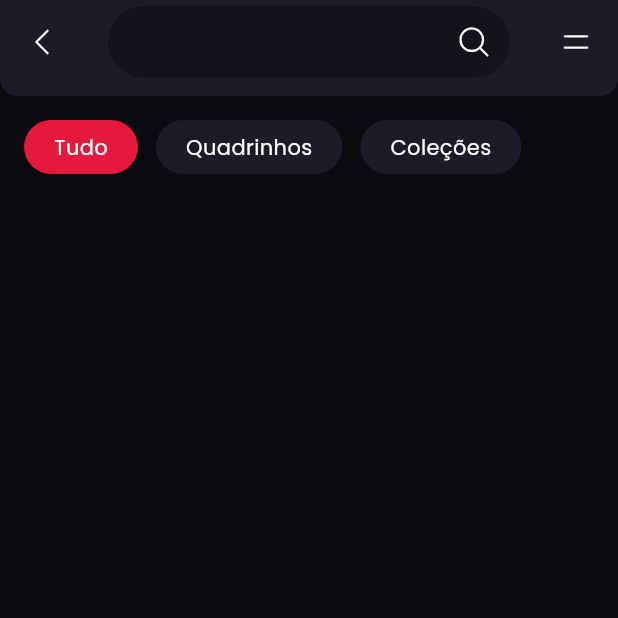
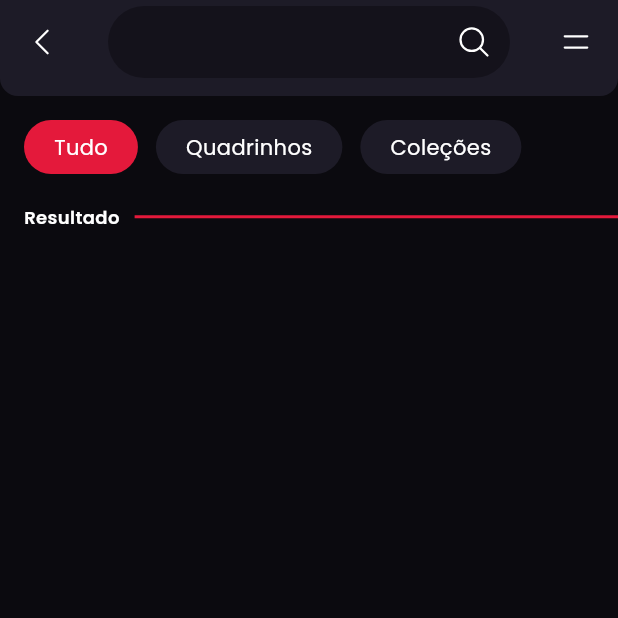
Before and after one commit to mikael-st/komik, a Flutter app: the screen it shows after launch, after a tap on an icon or button, on a phone screen of 412 x 824 dp, the top half of it. Run offline on Flutter 3.47's test engine with Material 3 defaults, Android fonts, the phone set to English and light mode, and no system bars; our stand-ins replace flutter_svg, google_fonts, heroicons.

Commit message:
feat: changing GoBackBtn in ToolBor for Logo

```diff
--- /dev/null
+++ b/lib/assets/icons/logo.dart
@@ -0,0 +1,16 @@
+import 'package:flutter/material.dart';
+import 'package:flutter_svg/flutter_svg.dart';
+
+class Logo extends StatelessWidget {
+  const Logo({super.key});
+
+  @override
+  Widget build(BuildContext context) {
+    return Container(
+      margin: EdgeInsets.only(left: 16),
+      child: SvgPicture.asset(
+        'assets/icons/logo.svg',
+      ),
+    );
+  }
+}
--- a/lib/components/buttons/go_back_btn.dart
+++ b/lib/components/buttons/go_back_btn.dart
@@ -3,7 +3,9 @@ import 'package:heroicons/heroicons.dart';
 import 'package:komik/assets/palette.dart';
 
 class GoBackBtn extends StatelessWidget {
-  const GoBackBtn({super.key});
+  const GoBackBtn({
+    super.key,
+  });
 
   @override
   Widget build(BuildContext context) {
--- a/lib/components/tool-bars/tool_bar.dart
+++ b/lib/components/tool-bars/tool_bar.dart
@@ -1,11 +1,14 @@
 import 'package:flutter/material.dart';
 import 'package:komik/assets/palette.dart';
-import 'package:komik/components/buttons/go_back_btn.dart';
 import 'package:komik/components/buttons/menu_btn.dart';
 import 'package:komik/components/buttons/search_btn.dart';
 
 class ToolBar extends StatelessWidget implements PreferredSizeWidget {
-  const ToolBar({super.key});
+  final Widget leading;
+  const ToolBar({
+    super.key,
+    required this.leading
+  });
 
   @override
   Widget build(BuildContext context) {
@@ -16,7 +19,7 @@ class ToolBar extends StatelessWidget implements PreferredSizeWidget {
         )
       ),
       backgroundColor: Palette.items,
-      leading: GoBackBtn(),
+      leading: leading,
       actions: [
         SearchBtn(),
         MenuBtn()
--- a/lib/main.dart
+++ b/lib/main.dart
@@ -1,6 +1,7 @@
 import 'package:flutter/material.dart';
 import 'package:google_fonts/google_fonts.dart';
 import 'package:heroicons/heroicons.dart';
+import 'package:komik/assets/icons/logo.dart';
 import 'package:komik/assets/palette.dart';
 import 'package:komik/components/tool-bars/tool_bar.dart';
 import 'package:komik/pages/collections_page.dart';
@@ -52,7 +53,9 @@ class _KomikAppState extends State<KomikApp> {
 
   Widget _app() {
     return Scaffold(
-      appBar: ToolBar(),
+      appBar: ToolBar(
+        leading: Logo(),
+      ),
       body: content[index],
       bottomNavigationBar: _navBar(),
     );
@@ -73,7 +76,10 @@ class _KomikAppState extends State<KomikApp> {
           ),
           child: NavigationBar(
           onDestinationSelected: (value) {
-            setState(() => index = value);
+            setState(() {
+                index = value;
+              }
+            );
           },
           destinations: [
             NavigationDestination(
--- a/lib/pages/search_page.dart
+++ b/lib/pages/search_page.dart
@@ -1,4 +1,5 @@
 import 'package:flutter/material.dart';
+import 'package:komik/components/devider/section_devider.dart';
 import 'package:komik/components/tool-bars/search_bar.dart';
 import 'package:komik/components/utils/checkboxes/check_mode.dart';
 import 'package:komik/service/states/search_filter_type/search_filter_type.dart';
@@ -24,13 +25,14 @@ class _SearchPageState extends State<SearchPage> {
         appBar: SearchToolBar(),
         body: Container(
         height: double.infinity,
-        margin: EdgeInsets.symmetric(vertical: 16, horizontal: 16),
+        margin: EdgeInsets.symmetric(vertical: 16),
         child: SingleChildScrollView(
           clipBehavior: Clip.none,
           child: Column(
             spacing: 20,
             children: [
-              _filter()
+              _filter(),
+              _results()
             ],
           )
         )
@@ -39,7 +41,9 @@ class _SearchPageState extends State<SearchPage> {
   }
 
   Widget _filter(){
-    return Row(
+    return Padding(
+      padding: EdgeInsets.symmetric(horizontal: 16),
+      child: Row(
       spacing: 12,
       children: [
         CheckMode(
@@ -61,6 +65,15 @@ class _SearchPageState extends State<SearchPage> {
           onChanged: _onChangeType,
         )
       ],
+    ),
+    );
+  }
+
+  Widget _results(/* Widget card */) {
+    return Column(
+      children: [
+        SectionDevider(text: 'Resultado')
+      ],
     );
   }
 }
--- a/pubspec.yaml
+++ b/pubspec.yaml
@@ -33,6 +33,7 @@ dependencies:
   cupertino_icons: ^1.0.8
   google_fonts: ^6.2.1
   heroicons: ^0.11.0
+  flutter_svg: ^2.0.17
 
 dev_dependencies:
   flutter_test:
@@ -57,9 +58,8 @@ flutter:
   uses-material-design: true
 
   # To add assets to your application, add an assets section, like this:
-  # assets:
-  #   - images/a_dot_burr.jpeg
-  #   - images/a_dot_ham.jpeg
+  assets:
+    - assets/icons/
 
   # An image asset can refer to one or more resolution-specific "variants", see
   # https://flutter.dev/to/resolution-aware-images
```
Also changed, not shown: assets/icons/logo.svg (added), pubspec.lock.
